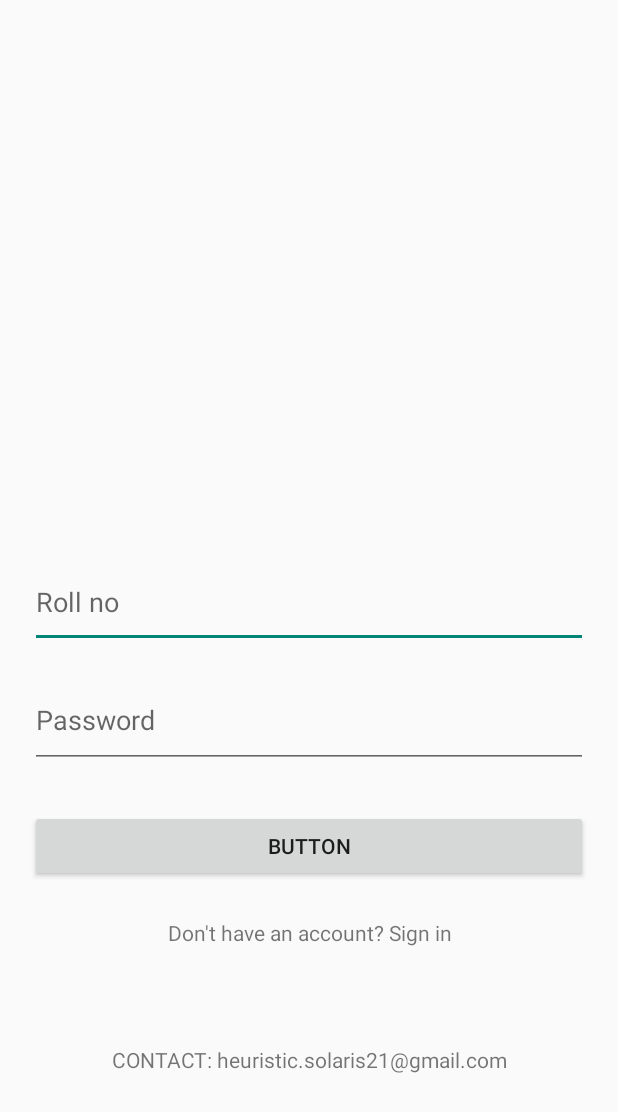
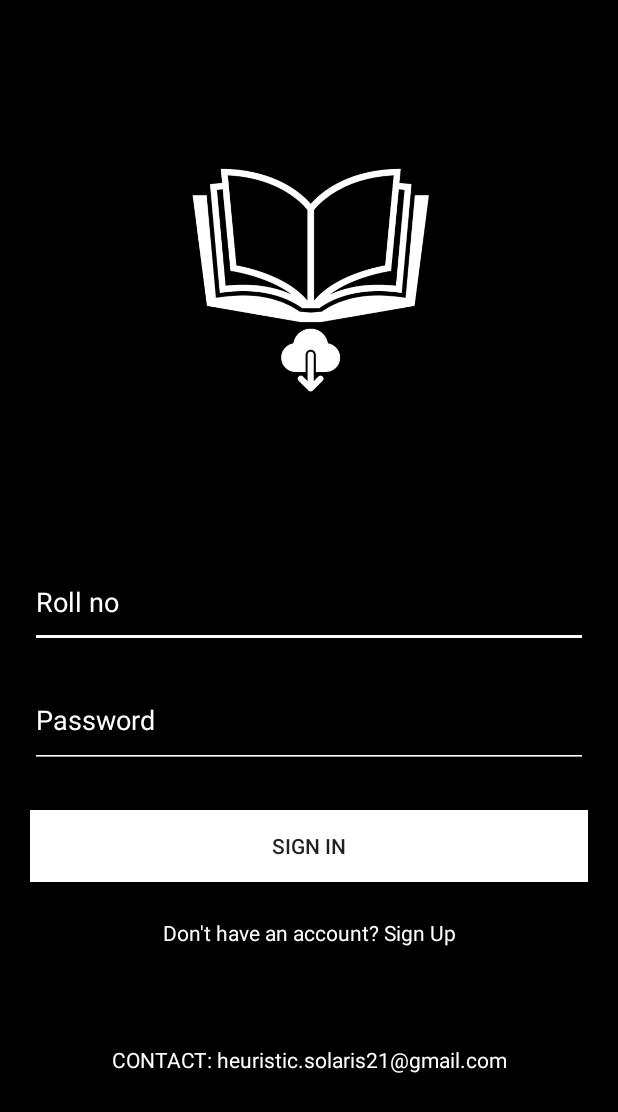
Before and after one commit to sanjith1309/NoteStack_AndroidApp, an Android app: the screen it shows after launch (MainActivity), on a phone screen of 412 x 824 dp. Shown: the top 1112 px of the screen. Run offline under Robolectric (Android 15) with nearby library versions, the phone set to English and light mode, and no system bars; our stand-ins replace Firebase (no records; nobody signed in at launch, a user with empty details on screens opened directly); Roboto replaces fonts that are not available here.

Commit message:
by sanjith

```diff
--- a/app/src/main/res/layout/activity_main.xml
+++ b/app/src/main/res/layout/activity_main.xml
@@ -4,6 +4,7 @@
     xmlns:tools="http://schemas.android.com/tools"
     android:layout_width="match_parent"
     android:layout_height="match_parent"
+    android:background="@color/black"
     tools:context=".MainActivity">
 
     <EditText
@@ -12,6 +13,9 @@
         android:layout_height="61dp"
         android:layout_marginHorizontal="20dp"
         android:ems="10"
+        android:textColor="@color/white"
+        android:textColorHint="@color/white"
+        android:backgroundTint="@color/white"
         android:hint="Roll no"
         android:inputType="textPersonName"
         app:layout_constraintBottom_toBottomOf="parent"
@@ -29,6 +33,9 @@
         android:layout_marginTop="16dp"
         android:ems="10"
         android:hint="Password"
+        android:textColor="@color/white"
+        android:textColorHint="@color/white"
+        android:backgroundTint="@color/white"
         android:inputType="textPassword"
         app:layout_constraintBottom_toBottomOf="parent"
         app:layout_constraintEnd_toEndOf="parent"
@@ -43,8 +50,9 @@
         android:layout_height="wrap_content"
         android:layout_marginHorizontal="30dp"
         android:layout_marginTop="100dp"
-        android:text="Don't have an account? Sign in"
+        android:text="Don't have an account? Sign Up"
         android:textAlignment="center"
+        android:textColor="@color/white"
         app:layout_constraintBottom_toBottomOf="parent"
         app:layout_constraintEnd_toEndOf="parent"
         app:layout_constraintStart_toStartOf="parent"
@@ -58,7 +66,8 @@
         android:layout_marginHorizontal="20dp"
         android:layout_marginTop="28dp"
         android:layout_marginBottom="24dp"
-        android:text="Button"
+        android:text="Sign in"
+        android:background="@color/white"
         app:layout_constraintBottom_toTopOf="@+id/textView"
         app:layout_constraintEnd_toEndOf="parent"
         app:layout_constraintHorizontal_bias="0.39"
@@ -71,6 +80,7 @@
         android:layout_height="wrap_content"
         android:layout_marginHorizontal="20dp"
         android:layout_marginBottom="108dp"
+        android:textColor="@color/white"
         android:text="CONTACT: heuristic.solaris21@gmail.com"
         android:textAlignment="center"
         app:layout_constraintBottom_toBottomOf="parent"
@@ -78,4 +88,17 @@
         app:layout_constraintHorizontal_bias="0.25"
         app:layout_constraintStart_toStartOf="parent" />
 
+    <ImageView
+        android:id="@+id/imageView"
+        android:layout_width="0dp"
+        android:layout_height="174dp"
+        android:layout_marginTop="96dp"
+        app:layout_constraintBottom_toTopOf="@+id/editTextTextPersonName4"
+        app:layout_constraintEnd_toEndOf="parent"
+        app:layout_constraintHorizontal_bias="0.0"
+        app:layout_constraintStart_toStartOf="parent"
+        app:layout_constraintTop_toTopOf="parent"
+        app:layout_constraintVertical_bias="0.089"
+        app:srcCompat="@drawable/logo" />
+
 </androidx.constraintlayout.widget.ConstraintLayout>
```
Also changed, not shown: app/src/main/res/layout/activity_authsignin.xml (+12 -1 lines), app/src/main/res/drawable/logo.png (added).
